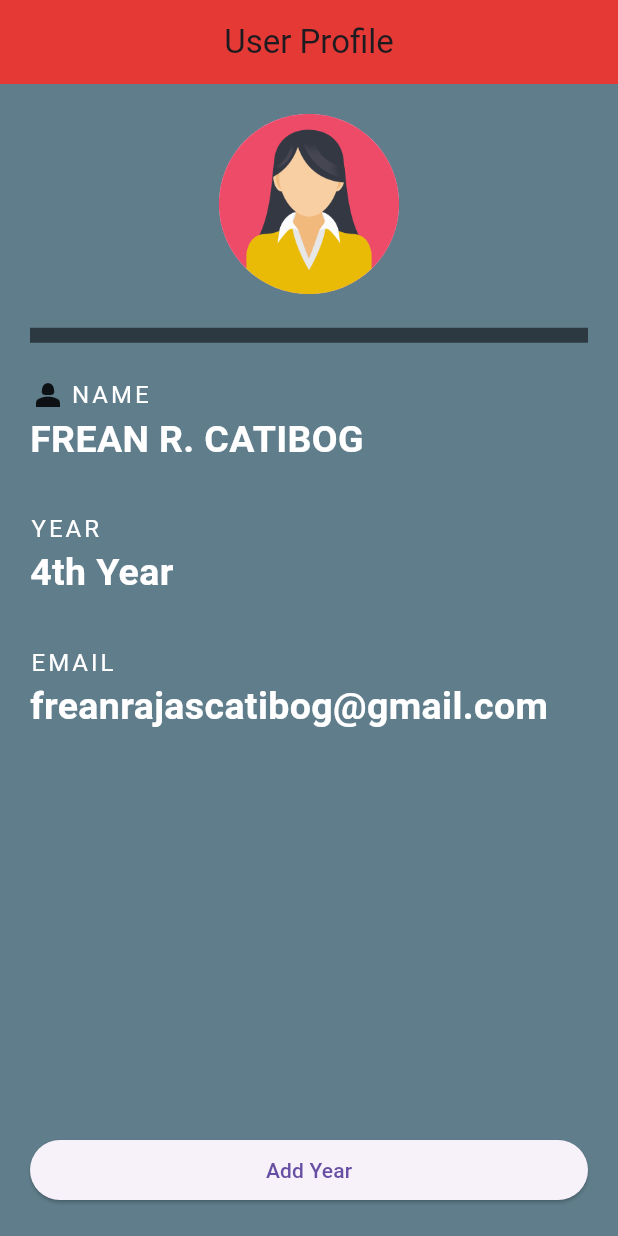
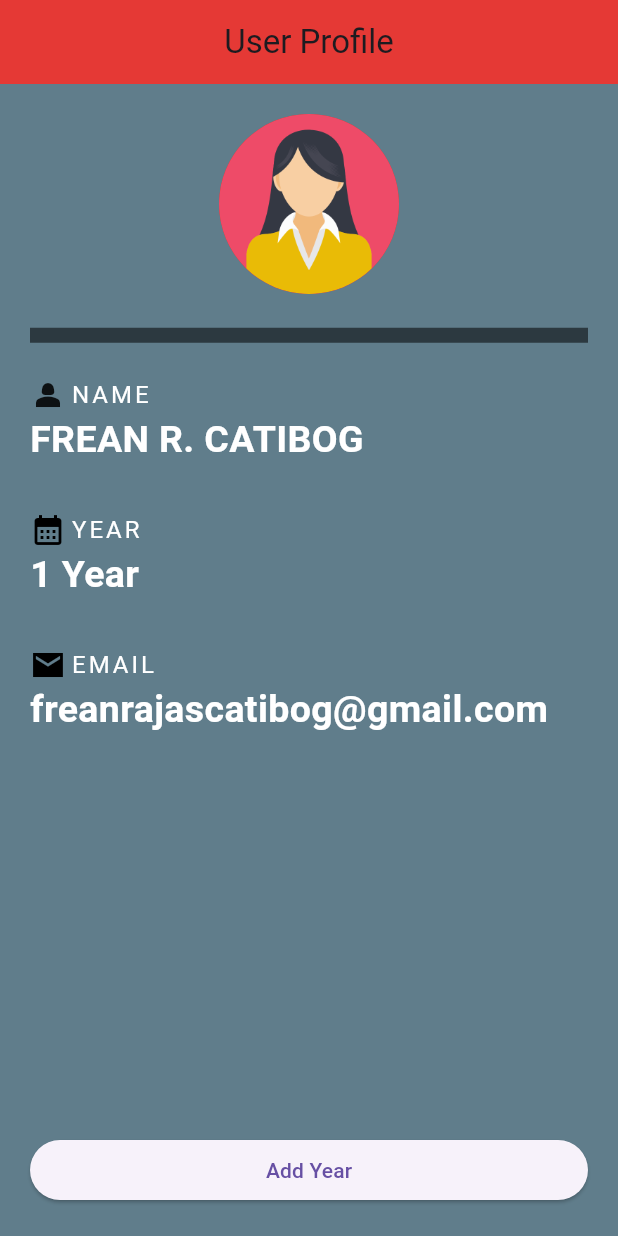
Before and after one commit to FREANCATIBOG/frontAnime, a Flutter app: the screen it shows after launch, after a tap on "Add Year", on a phone screen of 412 x 824 dp. Run offline on Flutter 3.47's test engine with Material 3 defaults, Android fonts, the light colour scheme and no system bars.

Commit message:
Stateless to stateful/add year

```diff
--- a/lib/home.dart
+++ b/lib/home.dart
@@ -1,7 +1,13 @@
 import 'package:flutter/material.dart';
 import 'package:untitled/home.dart';
-class Home extends StatelessWidget {
+class Home extends StatefulWidget {
   const Home({super.key});
+@override
+State<Home>  createState() => _HomeState();
+
+}
+class _HomeState extends State<Home> {
+  int year = 0;
 
   @override
   Widget build(BuildContext context) {
@@ -23,7 +29,9 @@ class Home extends StatelessWidget {
               children: <Widget>[
                 Center(
                   child: CircleAvatar(
-                    child: Image.asset('assets/woman.png'),
+                    backgroundImage: AssetImage('assets/woman.png'),
+                    backgroundColor: Colors.red[600],
+
                     radius: 60.0,
                   ),
                 ),
@@ -58,6 +66,13 @@ class Home extends StatelessWidget {
                   ),
                 ),
                 SizedBox(height: 30.0,),
+                Row(
+                  children: [
+                    Icon(
+                      Icons.calendar_month_sharp,
+                      color:Colors.black,
+                    ),
+                    SizedBox(width: 3.0,),
                     Text(
                       'YEAR',
                       style: TextStyle(
@@ -66,8 +81,10 @@ class Home extends StatelessWidget {
                         letterSpacing: 2.0,
                       ),
                     ),
+                  ],
+                ),
                 Text(
-                  '4th Year',
+                  '$year Year',
                   style: TextStyle(
                     fontWeight: FontWeight.bold,
                     color: Colors.white,
@@ -75,6 +92,13 @@ class Home extends StatelessWidget {
                   ),
                 ),
                 SizedBox(height: 30.0,),
+                Row(
+                  children: [
+                    Icon(
+                      Icons.email_sharp,
+                      color: Colors.black,
+                    ),
+                    SizedBox(width: 3.0,),
                     Text(
                       'EMAIL',
                       style: TextStyle(
@@ -82,6 +106,8 @@ class Home extends StatelessWidget {
                         color: Colors.white,
                         letterSpacing: 2.0,
                       ),
+                    ),
+                  ],
                 ),
                 Text(
                   'freanrajascatibog@gmail.com',
@@ -97,7 +123,11 @@ class Home extends StatelessWidget {
               crossAxisAlignment: CrossAxisAlignment.stretch,
               children: [
                 ElevatedButton(
-                    onPressed: (){},
+                    onPressed: (){
+                      setState(() {
+                        year += 1;
+                      });
+                    },
                     child: Text('Add Year'),
                 ),
               ],
```
Lines whose indentation alone changed are shown as unchanged.
